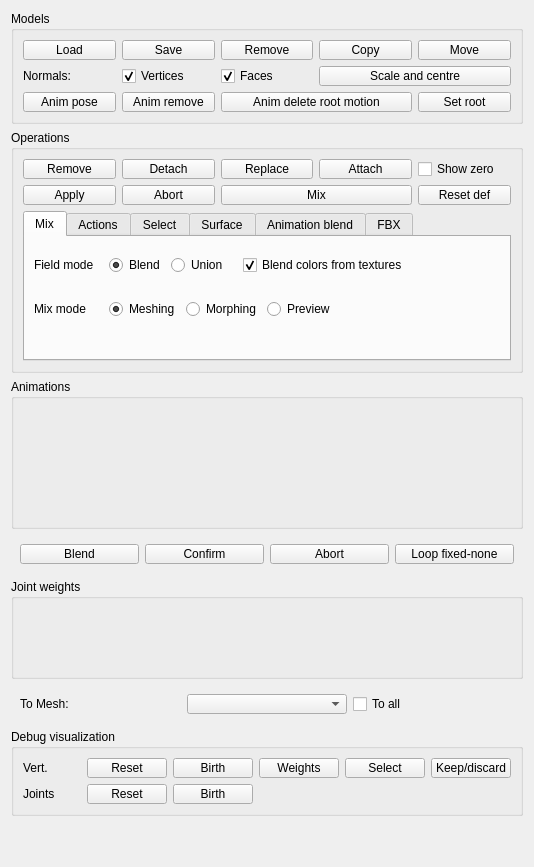
This is widgets/skinmixer_manager.ui in stefanonuvoli/skinmixer as Qt 5 draws it before an edit. The edited form follows.
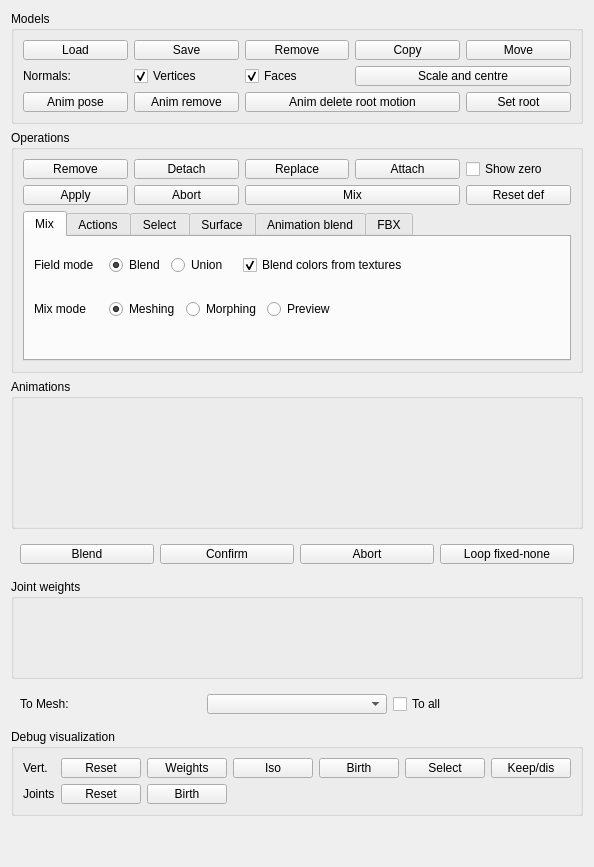
This is the edited form.

Commit message: New shader system

The edit to the form file:
```diff
--- a/widgets/skinmixer_manager.ui
+++ b/widgets/skinmixer_manager.ui
@@ -1822,7 +1822,7 @@
       <string>Debug visualization</string>
      </property>
      <layout class="QGridLayout" name="gridLayout_6">
-      <item row="0" column="2">
+      <item row="0" column="4">
        <widget class="QPushButton" name="updateValuesBirthButton">
         <property name="maximumSize">
          <size>
@@ -1835,39 +1835,6 @@
         </property>
        </widget>
       </item>
-      <item row="1" column="0">
-       <widget class="QLabel" name="label_2">
-        <property name="text">
-         <string>Joints</string>
-        </property>
-       </widget>
-      </item>
-      <item row="1" column="1">
-       <widget class="QPushButton" name="updateJointsResetButton">
-        <property name="maximumSize">
-         <size>
-          <width>16777215</width>
-          <height>20</height>
-         </size>
-        </property>
-        <property name="text">
-         <string>Reset</string>
-        </property>
-       </widget>
-      </item>
-      <item row="0" column="3">
-       <widget class="QPushButton" name="updateValuesWeightsButton">
-        <property name="maximumSize">
-         <size>
-          <width>16777215</width>
-          <height>20</height>
-         </size>
-        </property>
-        <property name="text">
-         <string>Weights</string>
-        </property>
-       </widget>
-      </item>
       <item row="0" column="1">
        <widget class="QPushButton" name="updateValuesResetButton">
         <property name="maximumSize">
@@ -1881,6 +1848,19 @@
         </property>
        </widget>
       </item>
+      <item row="1" column="1">
+       <widget class="QPushButton" name="updateJointsResetButton">
+        <property name="maximumSize">
+         <size>
+          <width>16777215</width>
+          <height>20</height>
+         </size>
+        </property>
+        <property name="text">
+         <string>Reset</string>
+        </property>
+       </widget>
+      </item>
       <item row="1" column="2">
        <widget class="QPushButton" name="updateJointsBirthButton">
         <property name="maximumSize">
@@ -1894,7 +1874,14 @@
         </property>
        </widget>
       </item>
-      <item row="0" column="4">
+      <item row="1" column="0">
+       <widget class="QLabel" name="label_2">
+        <property name="text">
+         <string>Joints</string>
+        </property>
+       </widget>
+      </item>
+      <item row="0" column="6">
        <widget class="QPushButton" name="updateValuesSelectButton">
         <property name="maximumSize">
          <size>
@@ -1914,7 +1901,20 @@
         </property>
        </widget>
       </item>
-      <item row="0" column="5">
+      <item row="0" column="3">
+       <widget class="QPushButton" name="updateValuesIsoButton">
+        <property name="maximumSize">
+         <size>
+          <width>16777215</width>
+          <height>20</height>
+         </size>
+        </property>
+        <property name="text">
+         <string>Iso</string>
+        </property>
+       </widget>
+      </item>
+      <item row="0" column="7">
        <widget class="QPushButton" name="updateValuesKeepDiscardButton">
         <property name="maximumSize">
          <size>
@@ -1923,7 +1923,20 @@
          </size>
         </property>
         <property name="text">
-         <string>Keep/discard</string>
+         <string>Keep/dis</string>
+        </property>
+       </widget>
+      </item>
+      <item row="0" column="2">
+       <widget class="QPushButton" name="updateValuesWeightsButton">
+        <property name="maximumSize">
+         <size>
+          <width>16777215</width>
+          <height>20</height>
+         </size>
+        </property>
+        <property name="text">
+         <string>Weights</string>
         </property>
        </widget>
       </item>
```
The commit also changes 2 other files.
